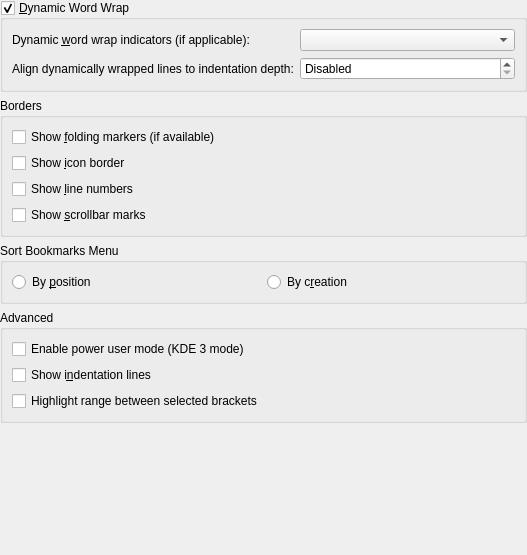
The window that part/dialogs/appearanceconfigwidget.ui (KDE/kate) describes before a commit, drawn with Qt 5.
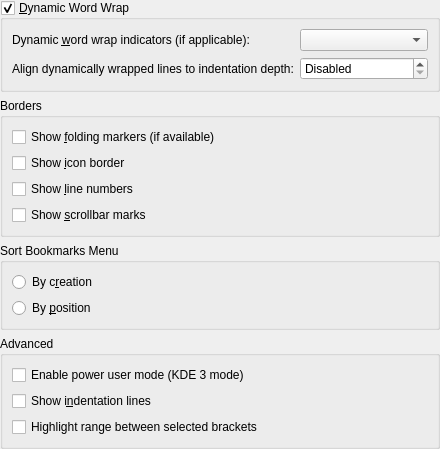
The same window after the commit. Custom widgets are drawn as their Qt base class.

Commit message: Fix spacing and margins

What changed in the file:
```diff
--- a/part/dialogs/appearanceconfigwidget.ui
+++ b/part/dialogs/appearanceconfigwidget.ui
@@ -1,19 +1,8 @@
 <ui version="4.0" >
  <class>AppearanceConfigWidget</class>
- <widget class="QWidget" name="AppearanceConfigWidget" >
-  <property name="geometry" >
-   <rect>
-    <x>0</x>
-    <y>0</y>
-    <width>527</width>
-    <height>555</height>
-   </rect>
-  </property>
-  <layout class="QVBoxLayout" >
-   <property name="spacing" >
-    <number>6</number>
-   </property>
-   <property name="margin" >
+ <widget class="QWidget" name="AppearanceConfigWidget">
+  <layout class="QVBoxLayout">
+   <property name="margin">
     <number>0</number>
    </property>
    <item>
@@ -27,25 +16,10 @@
      <property name="checkable" >
       <bool>true</bool>
      </property>
-     <layout class="QVBoxLayout" >
-      <property name="spacing" >
-       <number>6</number>
-      </property>
-      <property name="margin" >
-       <number>9</number>
-      </property>
-      <item>
-       <layout class="QFormLayout" name="formLayout" >
-        <item row="0" column="1" >
-         <widget class="KComboBox" name="cmbDynamicWordWrapIndicator" >
-          <property name="whatsThis" >
-           <string>Choose when the Dynamic Word Wrap Indicators should be displayed.</string>
-          </property>
-         </widget>
-        </item>
-        <item row="0" column="0" >
-         <widget class="QLabel" name="lblDynamicWordWrapIndicators" >
-          <property name="text" >
+     <layout class="QFormLayout" name="formLayout">
+      <item row="0" column="0">
+       <widget class="QLabel" name="lblDynamicWordWrapIndicators">
+        <property name="text">
            <string>Dynamic &amp;word wrap indicators (if applicable):</string>
           </property>
           <property name="buddy" >
@@ -53,9 +27,16 @@
           </property>
          </widget>
         </item>
-        <item row="1" column="0" >
-         <widget class="QLabel" name="lblDynamicWordWrapIndicators_2" >
-          <property name="text" >
+      <item row="0" column="1">
+       <widget class="KComboBox" name="cmbDynamicWordWrapIndicator">
+        <property name="whatsThis">
+         <string>Choose when the Dynamic Word Wrap Indicators should be displayed.</string>
+        </property>
+       </widget>
+      </item>
+      <item row="1" column="0">
+       <widget class="QLabel" name="lblDynamicWordWrapIndicators_2">
+        <property name="text">
            <string>Align dynamically wrapped lines to indentation depth:</string>
           </property>
           <property name="buddy" >
@@ -89,8 +70,6 @@
          </widget>
         </item>
        </layout>
-      </item>
-     </layout>
     </widget>
    </item>
    <item>
@@ -98,10 +77,10 @@
      <property name="title" >
       <string>Borders</string>
      </property>
-     <layout class="QVBoxLayout" >
+     <layout class="QVBoxLayout">
       <item>
-       <widget class="QCheckBox" name="chkShowFoldingMarkers" >
-        <property name="whatsThis" >
+       <widget class="QCheckBox" name="chkShowFoldingMarkers">
+        <property name="whatsThis">
          <string>If this option is checked, every new view will display marks for code folding, if code folding is available.</string>
         </property>
         <property name="text" >
@@ -110,9 +89,9 @@
        </widget>
       </item>
       <item>
-       <widget class="QCheckBox" name="chkIconBorder" >
-        <property name="whatsThis" >
-         <string>&lt;p>If this option is checked, every new view will display an icon border on the left hand side.&lt;/p>&lt;p>The icon border shows bookmark signs, for instance.&lt;/p></string>
+       <widget class="QCheckBox" name="chkIconBorder">
+        <property name="whatsThis">
+         <string>&lt;p&gt;If this option is checked, every new view will display an icon border on the left hand side.&lt;/p&gt;&lt;p&gt;The icon border shows bookmark signs, for instance.&lt;/p&gt;</string>
         </property>
         <property name="text" >
          <string>Show &amp;icon border</string>
@@ -120,8 +99,8 @@
        </widget>
       </item>
       <item>
-       <widget class="QCheckBox" name="chkLineNumbers" >
-        <property name="whatsThis" >
+       <widget class="QCheckBox" name="chkLineNumbers">
+        <property name="whatsThis">
          <string>If this option is checked, every new view will display line numbers on the left hand side.</string>
         </property>
         <property name="text" >
@@ -130,9 +109,9 @@
        </widget>
       </item>
       <item>
-       <widget class="QCheckBox" name="chkScrollbarMarks" >
-        <property name="whatsThis" >
-         <string>&lt;p>If this option is checked, every new view will show marks on the vertical scrollbar.&lt;/p>&lt;p>These marks will show bookmarks, for instance.&lt;/p></string>
+       <widget class="QCheckBox" name="chkScrollbarMarks">
+        <property name="whatsThis">
+         <string>&lt;p&gt;If this option is checked, every new view will show marks on the vertical scrollbar.&lt;/p&gt;&lt;p&gt;These marks will show bookmarks, for instance.&lt;/p&gt;</string>
         </property>
         <property name="text" >
          <string>Show &amp;scrollbar marks</string>
@@ -150,28 +129,10 @@
      <property name="title" >
       <string>Sort Bookmarks Menu</string>
      </property>
-     <layout class="QVBoxLayout" >
-      <property name="spacing" >
-       <number>6</number>
-      </property>
-      <property name="margin" >
-       <number>9</number>
-      </property>
+     <layout class="QVBoxLayout" name="verticalLayout_2">
       <item>
-       <layout class="QHBoxLayout" name="horizontalLayout" >
-        <item>
-         <widget class="QRadioButton" name="rbSortBookmarksByPosition" >
-          <property name="whatsThis" >
-           <string>The bookmarks will be ordered by the line numbers they are placed at.</string>
-          </property>
-          <property name="text" >
-           <string>By &amp;position</string>
-          </property>
-         </widget>
-        </item>
-        <item>
-         <widget class="QRadioButton" name="rbSortBookmarksByCreation" >
-          <property name="whatsThis" >
+       <widget class="QRadioButton" name="rbSortBookmarksByCreation">
+        <property name="whatsThis">
            <string>Each new bookmark will be added to the bottom, independently from where it is placed in the document.</string>
           </property>
           <property name="text" >
@@ -179,7 +140,15 @@
           </property>
          </widget>
         </item>
-       </layout>
+      <item>
+       <widget class="QRadioButton" name="rbSortBookmarksByPosition">
+        <property name="whatsThis">
+         <string>The bookmarks will be ordered by the line numbers they are placed at.</string>
+        </property>
+        <property name="text">
+         <string>By &amp;position</string>
+        </property>
+       </widget>
       </item>
      </layout>
     </widget>
@@ -228,10 +197,10 @@
      <property name="orientation" >
       <enum>Qt::Vertical</enum>
      </property>
-     <property name="sizeHint" stdset="0" >
+     <property name="sizeHint" stdset="0">
       <size>
-       <width>20</width>
-       <height>40</height>
+       <width>0</width>
+       <height>0</height>
       </size>
      </property>
     </spacer>
```
Left out of the diff: 103 changed lines with no effect on the pictures. Lines whose indentation alone changed are shown as unchanged.
